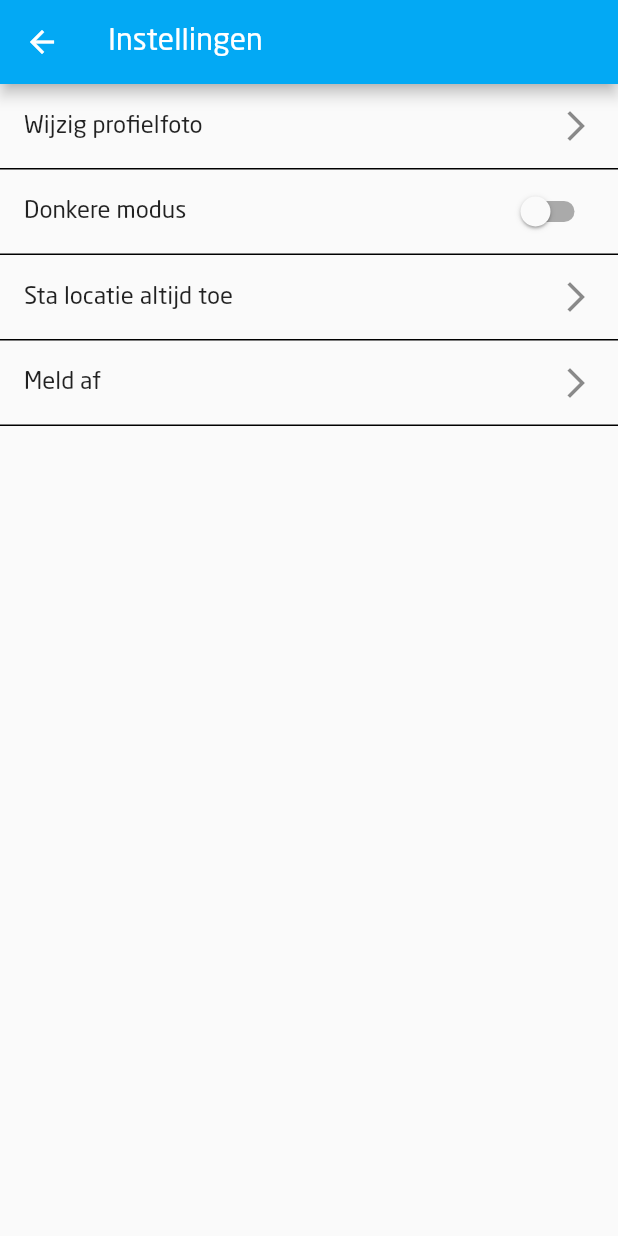
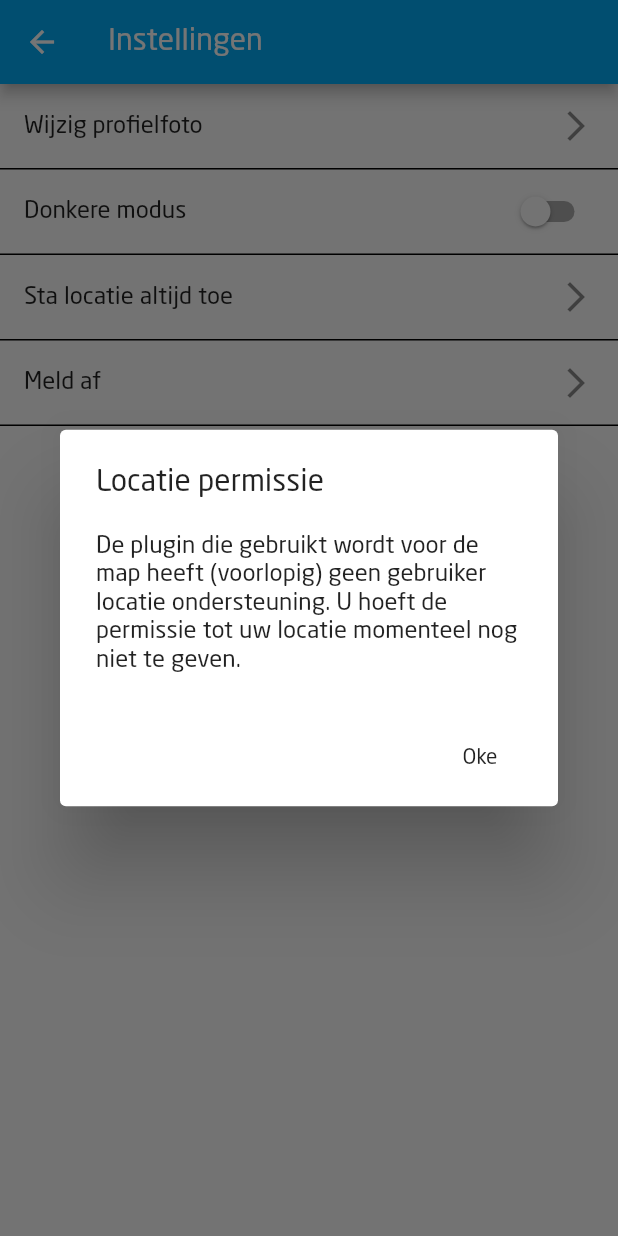
Before and after one commit to oSoc18/gentlestudent, a Flutter app: the SettingsPage screen opened by its route, after a tap on "Sta locatie altijd toe", on a phone screen of 412 x 824 dp. Run offline on Flutter 3.47's test engine with Material 2 defaults, Android fonts, the phone set to English and light mode, and no system bars; our stand-ins replace cached_network_image, cloud_firestore, date_format, dynamic_theme, firebase_auth, flutter_map and 2 more; missing offline and left inert: beacons, flutter_html_view, intro_views_flutter, local_notifications; accounts and stored records are empty.

```diff
--- a/gentle_student/lib/pages/user/settings/settings_page.dart
+++ b/gentle_student/lib/pages/user/settings/settings_page.dart
@@ -94,6 +94,35 @@ class _SettingsPageState extends State<SettingsPage> {
     );
   }
 
+  //Location permission dialog
+  Future<Null> _displayLocationPermissionDialog() async {
+    return showDialog<Null>(
+      context: context,
+      barrierDismissible: false,
+      builder: (BuildContext context) {
+        return new AlertDialog(
+          title: new Text("Locatie permissie"),
+          content: new SingleChildScrollView(
+            child: new ListBody(
+              children: <Widget>[
+                new Text(
+                    'De plugin die gebruikt wordt voor de map heeft (voorlopig) geen gebruiker locatie ondersteuning. U hoeft de permissie tot uw locatie momenteel nog niet te geven.'),
+              ],
+            ),
+          ),
+          actions: <Widget>[
+            new FlatButton(
+              child: new Text('Oke'),
+              onPressed: () {
+                Navigator.of(context).pop();
+              },
+            ),
+          ],
+        );
+      },
+    );
+  }
+
   @override
   void initState() {
     super.initState();
@@ -114,9 +143,7 @@ class _SettingsPageState extends State<SettingsPage> {
             child: ListTile(
               trailing: Icon(Icons.arrow_forward_ios),
               title: Text('Wijzig profielfoto'),
-              onTap: () {
-
-              },
+              onTap: () {},
             ),
             decoration: new BoxDecoration(
               border: new Border(
@@ -153,7 +180,7 @@ class _SettingsPageState extends State<SettingsPage> {
             child: ListTile(
               trailing: Icon(Icons.arrow_forward_ios),
               title: Text('Sta locatie altijd toe'),
-              onTap: () => {},
+              onTap: () => _displayLocationPermissionDialog(),
             ),
             decoration: new BoxDecoration(
               border: new Border(
```
Also changed, not shown: 1 other file.
